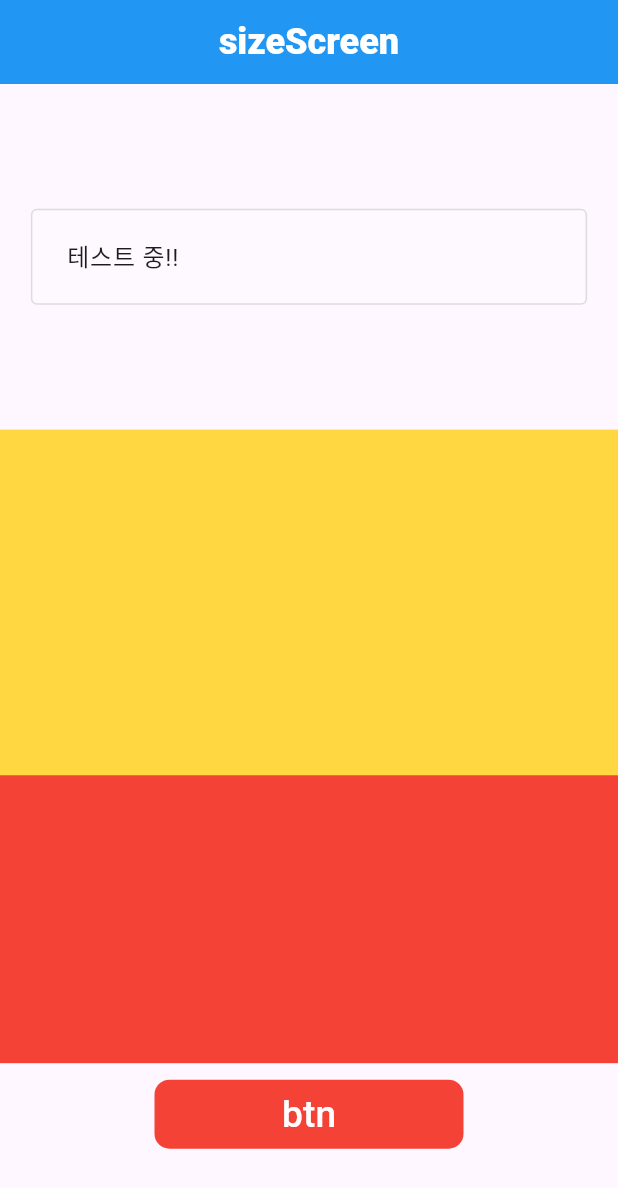
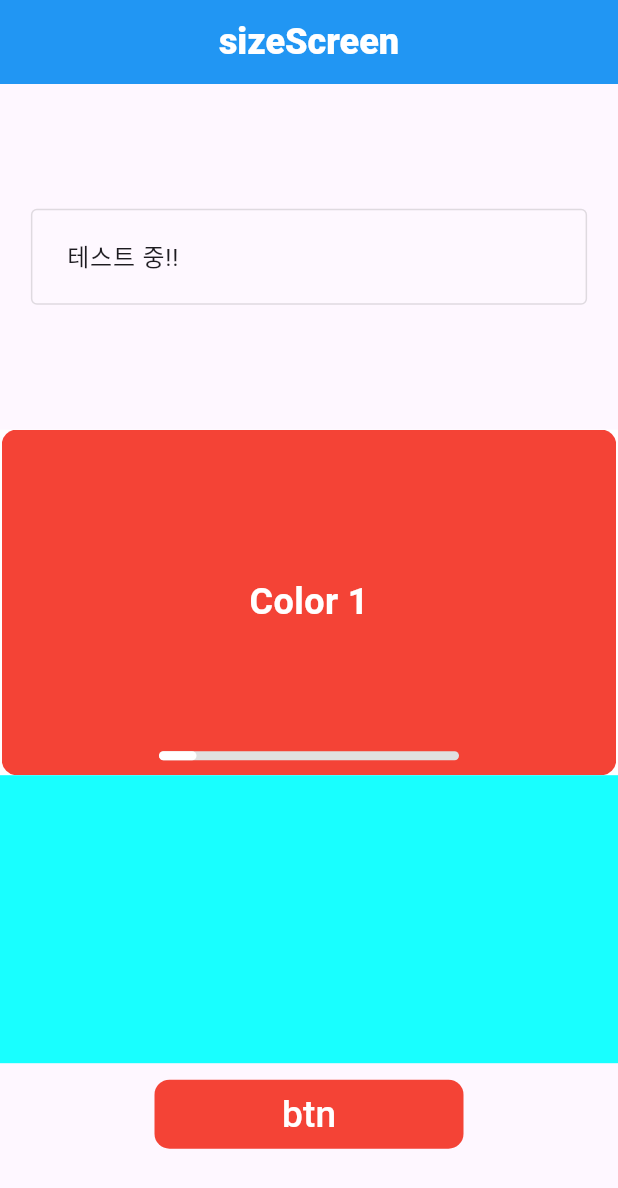
Before and after one commit to Kwontaebin/clean_up_code, a Flutter app: the screen it shows after launch, on a phone screen of 412 x 824 dp. Shown: the top 1188 px of the screen. Run offline on Flutter 3.47's test engine with Material 3 defaults, Android fonts, the phone set to English and light mode, and no system bars; drawn by our look-alikes of carousel_slider.

Commit message:
슬라이드 구현
carousel_slider 라이브러리 사용해서 이미지 슬라이드 구현
프로그레스 바도 추가

```diff
--- a/lib/common/component/custom_elevatedButton.dart
+++ b/lib/common/component/custom_elevatedButton.dart
@@ -1,5 +1,4 @@
 import 'package:flutter/material.dart';
-
 import '../function/sizeFn.dart';
 
 class CustomElevatedButton extends StatelessWidget {
@@ -28,7 +27,10 @@ class CustomElevatedButton extends StatelessWidget {
       onPressed: onPressed,
       style: ElevatedButton.styleFrom(
         backgroundColor: color,
-        minimumSize: Size(width ?? sizeFn(context).width * 0.5, height ?? calculateBodyHeight(context) * 0.05),
+        minimumSize: Size(
+          width ?? sizeFn(context).width * 0.5,
+          height ?? deviceHeight(context) * 0.05,
+        ),
         shape: RoundedRectangleBorder(
           borderRadius: BorderRadius.circular(10),
         ),
@@ -37,8 +39,8 @@ class CustomElevatedButton extends StatelessWidget {
       child: Text(
         text,
         style: TextStyle(
-            color: Colors.white,
-            fontSize: buttonSize ?? sizeFn(context).width * 0.05
+          color: Colors.white,
+          fontSize: buttonSize ?? sizeFn(context).width * 0.05,
         ),
       ),
     );
--- a/lib/common/component/custom_text_field.dart
+++ b/lib/common/component/custom_text_field.dart
@@ -1,15 +1,17 @@
-/*
-  todo 해당 모듈 사용 시 필수 사항
-  모듈을 불러오는 파일 제일 상단에 GestureDetector 위젯을 불러오고 밑의 코드 작성
-        onTap: () {
-          FocusScope.of(context).unfocus(); // 빈 공간 클릭 시 포커스 해제
-        },
-
-  이렇게 하면 커서가 집중되어 있을 때 빈 공간을 클릭하면 커서 집중이 풀린다.
- */
+// /*
+//   todo 해당 모듈 사용 시 필수 사항
+//   모듈을 불러오는 파일 제일 상단에 GestureDetector 위젯을 불러오고 밑의 코드 작성
+//         onTap: () {
+//           FocusScope.of(context).unfocus(); // 빈 공간 클릭 시 포커스 해제
+//         },
+//
+//   이렇게 하면 커서가 집중되어 있을 때 빈 공간을 클릭하면 커서 집중이 풀린다.
+//  */
 
 import 'package:flutter/material.dart';
 import 'package:flutter/services.dart';
+
+import '../function/sizeFn.dart';
 
 class CustomTextFieldWidget extends StatelessWidget {
   final TextEditingController? controller;
@@ -19,6 +21,7 @@ class CustomTextFieldWidget extends StatelessWidget {
   final double? height;
   final ValueChanged<String> onChanged;
   final bool onlyNum;
+  final bool obscureText;
 
   const CustomTextFieldWidget({
     super.key,
@@ -29,6 +32,7 @@ class CustomTextFieldWidget extends StatelessWidget {
     this.backGroundColor = Colors.white12,
     required this.onChanged,
     this.onlyNum = false,
+    this.obscureText = false,
   });
 
   @override
@@ -40,19 +44,31 @@ class CustomTextFieldWidget extends StatelessWidget {
       ),
     );
 
+    final textStyle = TextStyle(
+      fontSize: deviceHeight(context) * 0.3,
+      color: Colors.black
+    );
+
+    // height 값에 따라 contentPadding을 동적으로 설정
+    EdgeInsetsGeometry contentPadding = EdgeInsets.symmetric(
+      vertical: (height != null && height! < 40) ? height! * 0.2 : 20,
+      horizontal: 20,
+    );
+
     return SizedBox(
       width: width,
       height: height,
       child: TextFormField(
+        obscureText: obscureText,
         controller: controller,
         onChanged: onChanged,
         keyboardType: onlyNum ? TextInputType.number : TextInputType.text,
         inputFormatters: [
-          FilteringTextInputFormatter.deny(RegExp(r'\s')), // 띄어쓰기 안되도록
+          FilteringTextInputFormatter.deny(RegExp(r'\s')), // 띄어쓰기 금지
           if (onlyNum) FilteringTextInputFormatter.digitsOnly,
         ],
         decoration: InputDecoration(
-          contentPadding: const EdgeInsets.all(20),
+          contentPadding: contentPadding,
           hintText: hintText,
           fillColor: backGroundColor,
           filled: true,
--- a/lib/common/function/sizeFn.dart
+++ b/lib/common/function/sizeFn.dart
@@ -1,6 +1,6 @@
 import 'package:flutter/material.dart';
 
-double calculateBodyHeight(BuildContext context) {
+double deviceHeight(BuildContext context) {
   final size = MediaQuery.of(context).size;
   final appBarHeight = AppBar().preferredSize.height;
 
--- a/lib/main.dart
+++ b/lib/main.dart
@@ -1,5 +1,6 @@
 import 'package:clean_up_code/move_screen/view/firstScreen.dart';
 import 'package:clean_up_code/setting_device_size/view/size.dart';
+import 'package:clean_up_code/slide_img/view/slideImg.dart';
 import 'package:flutter/material.dart';
 
 void main() {
--- a/lib/setting_device_size/view/size.dart
+++ b/lib/setting_device_size/view/size.dart
@@ -1,5 +1,6 @@
 import 'package:clean_up_code/common/component/custom_appbar.dart';
 import 'package:clean_up_code/common/component/custom_text_field.dart';
+import 'package:clean_up_code/slide_img/view/slideImg.dart';
 import 'package:flutter/material.dart';
 import '../../common/component/custom_elevatedButton.dart';
 import '../../common/function/sizeFn.dart';
@@ -17,12 +18,12 @@ class _SizeScreenState extends State<SizeScreen> {
   @override
   void initState() {
     super.initState();
+    // controller 하드 코딩
     myController.text = "테스트 중!!";
   }
 
   @override
   Widget build(BuildContext context) {
-    final size = MediaQuery.of(context).size;
     return GestureDetector(
       onTap: () {
         FocusScope.of(context).unfocus(); // 빈 공간 클릭 시 포커스 해제
@@ -35,32 +36,32 @@ class _SizeScreenState extends State<SizeScreen> {
         body: SingleChildScrollView(
           keyboardDismissBehavior: ScrollViewKeyboardDismissBehavior.onDrag,
           child: SizedBox(
-            width: size.width * 1.0,
-            height: calculateBodyHeight(context),
+            width: sizeFn(context).width * 1.0,
+            height: deviceHeight(context),
             child: Column(
               children: [
                 SizedBox(
-                  height: calculateBodyHeight(context) * 0.3,
+                  height: deviceHeight(context) * 0.3,
                   child: Center(
                     child: CustomTextFieldWidget(
-                      width: size.width * 0.9,
+                      width: sizeFn(context).width * 0.9,
                       controller: myController,
                       hintText: "입력해주세요",
                       onChanged: (value) {},
                     ),
                   ),
                 ),
-                Container(
-                  height: calculateBodyHeight(context) * 0.3,
-                  color: Colors.amberAccent,
+                SizedBox(
+                  height: deviceHeight(context) * 0.3,
+                  child: const ImgSlideScreen(),
                 ),
                 Container(
-                  height: calculateBodyHeight(context) * 0.25,
-                  color: Colors.red,
+                  height: deviceHeight(context) * 0.25,
+                  color: Colors.cyanAccent,
                 ),
                 const SizedBox(height: 10),
                 CustomElevatedButton(
-                  height: calculateBodyHeight(context) * 0.06,
+                  height: deviceHeight(context) * 0.06,
                   text: "btn",
                   buttonSize: sizeFn(context).width * 0.06,
                   onPressed: () {},
--- /dev/null
+++ b/lib/slide_img/view/slideImg.dart
@@ -0,0 +1,98 @@
+import 'package:carousel_slider/carousel_slider.dart';
+import 'package:flutter/material.dart';
+
+class ImgSlideScreen extends StatefulWidget {
+  const ImgSlideScreen({super.key});
+
+  @override
+  State<ImgSlideScreen> createState() => _ImgSlideScreenState();
+}
+
+class _ImgSlideScreenState extends State<ImgSlideScreen> {
+  final CarouselSliderController _carouselController = CarouselSliderController();
+  int _currentIndex = 0;
+
+  final List<Color> colors = [
+    Colors.red,
+    Colors.green,
+    Colors.blue,
+    Colors.yellow,
+    Colors.red,
+    Colors.green,
+    Colors.blue,
+    Colors.yellow,
+  ];
+
+  @override
+  Widget build(BuildContext context) {
+    return Container(
+      color: Colors.white,
+      child: Center(
+        child: Stack(
+          alignment: Alignment.bottomCenter,
+          children: [
+            CarouselSlider(
+              carouselController: _carouselController,
+              options: CarouselOptions(
+                enlargeCenterPage: false, // 현재 이미지 크게 표시(viewportFraction:1.0으로 설정해서 상관이 없음)
+                autoPlay: true, // 자동 슬라이드
+                autoPlayInterval: const Duration(seconds: 3), // 슬라이드 속도
+                viewportFraction: 1.0, // 슬라이드 간 간격 조절
+                onPageChanged: (index, reason) {
+                  setState(() {
+                    _currentIndex = index;
+                  });
+                },
+              ),
+              items: colors.asMap().entries.map((entry) {
+                int index = entry.key;
+                Color color = entry.value;
+                return Builder(
+                  builder: (BuildContext context) {
+                    return Container(
+                      decoration: BoxDecoration(
+                        color: color,
+                        borderRadius: BorderRadius.circular(10),
+                      ),
+                      child: Center(
+                        child: Text(
+                          'Color ${index + 1}',
+                          style: const TextStyle(
+                            fontSize: 24.0,
+                            color: Colors.white,
+                            fontWeight: FontWeight.bold,
+                          ),
+                        ),
+                      ),
+                    );
+                  },
+                );
+              }).toList(),
+            ),
+            Positioned(
+              bottom: 10,
+              child: Container(
+                width: 200,
+                height: 6,
+                decoration: BoxDecoration(
+                  color: Colors.grey.shade300,
+                  borderRadius: BorderRadius.circular(3),
+                ),
+                child: FractionallySizedBox(
+                  alignment: Alignment.centerLeft, // 프로그래스 바가 넘어가는 방향 외쪽 -> 오른쪽
+                  widthFactor: (_currentIndex + 1) / colors.length, // 프로그래스 바 게이지가 차는 넓이
+                  child: Container(
+                    decoration: BoxDecoration(
+                      color: Colors.white,
+                      borderRadius: BorderRadius.circular(3),
+                    ),
+                  ),
+                ),
+              ),
+            ),
+          ],
+        ),
+      ),
+    );
+  }
+}
```
Also changed, not shown: pubspec.yaml (+4 -40 lines), pubspec.lock.
